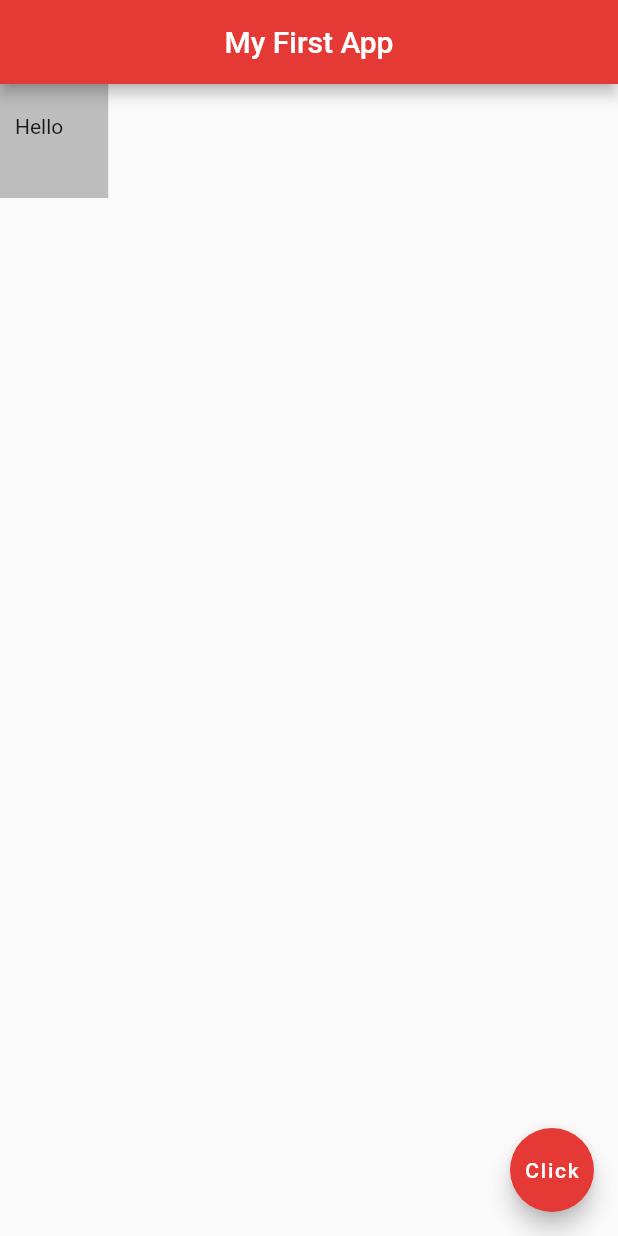
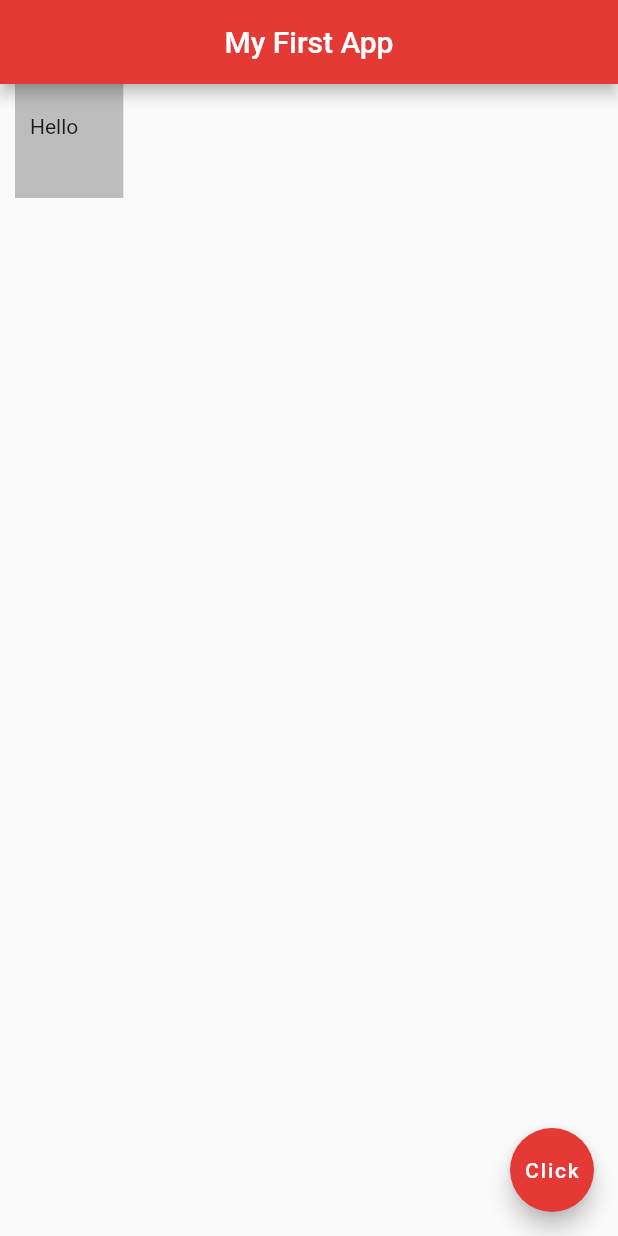
Before and after one commit to bodoganabel/flutter_first_test, a Flutter app: the screen it shows after launch, on a phone screen of 412 x 824 dp. Run offline on Flutter 3.47's test engine with Material 2 defaults, Android fonts, the light colour scheme and no system bars.

Commit message:
Padding & margin

```diff
--- a/lib/main.dart
+++ b/lib/main.dart
@@ -15,6 +15,7 @@ class Home extends StatelessWidget {
       ),
       body: Container(
         padding: EdgeInsets.fromLTRB(10,20,30,40),
+        margin: EdgeInsets.only(left: 10),
         color: Colors.grey[400],
         child: Text('Hello'),
           ),
```
